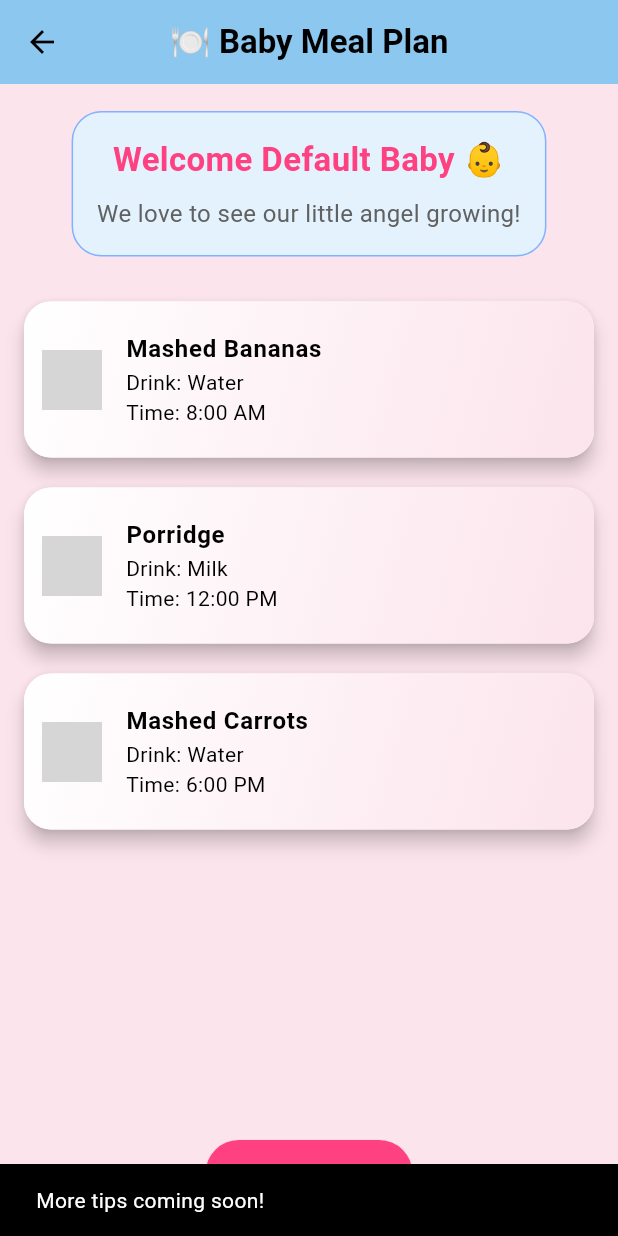
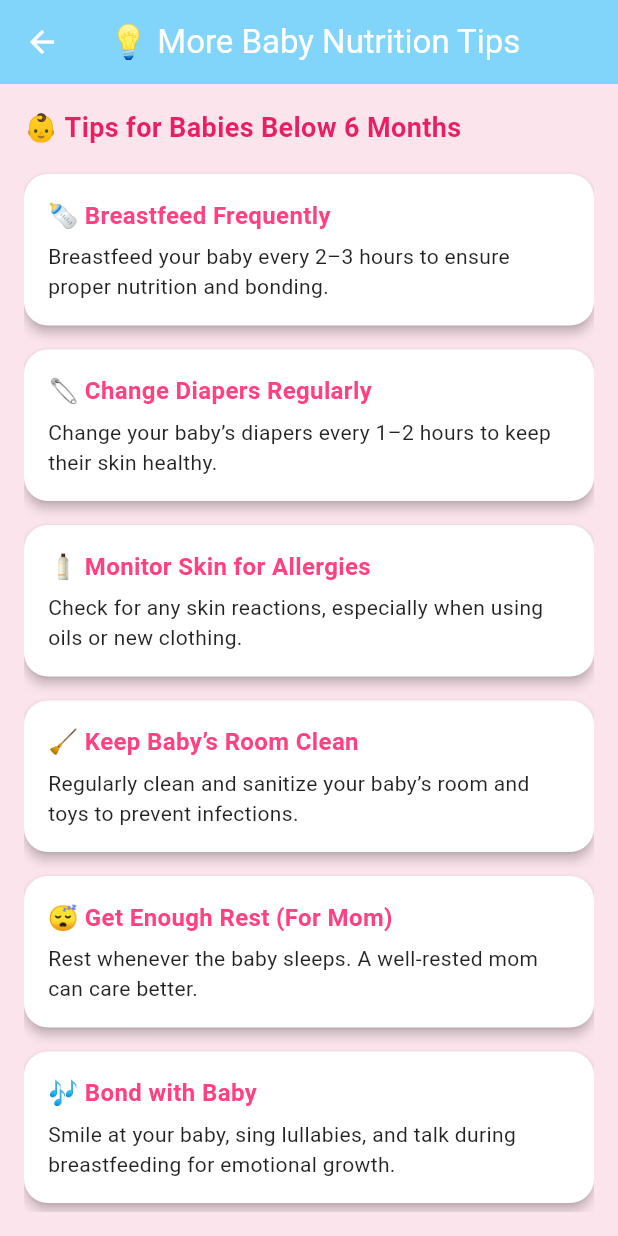
Before and after one commit to AnneTUYISHIME/nourish_baby_app2, a Flutter app: the MealPlanScreen screen opened by its route, after a tap on "More Tips", on a phone screen of 412 x 824 dp. Run offline on Flutter 3.47's test engine with Material 3 defaults, Android fonts, the light colour scheme and no system bars; our stand-ins replace fl_chart, sqflite; accounts and stored records are empty; grey boxes are pictures that could not be loaded.

Commit message:
addition of meal plan and more tips screens, navigation through screens

```diff
--- a/lib/main.dart
+++ b/lib/main.dart
@@ -9,6 +9,7 @@ import 'screens/db_helper.dart'; // Make sure you import DBHelper
 import 'screens/meal_plan.dart';
 
 void main() async {
+
   WidgetsFlutterBinding.ensureInitialized();
 
   // 🚨 Delete the old DB to force recreation (only once while testing)
@@ -24,6 +25,7 @@ void main() async {
   } catch (e) {
     print('❌ Error fetching baby profiles: $e');
   }*/
+
 
   runApp(MyApp());
 }
--- a/lib/screens/meal_plan.dart
+++ b/lib/screens/meal_plan.dart
@@ -1,4 +1,5 @@
 import 'package:flutter/material.dart';
+import 'more_tips.dart';
 
 class MealPlanScreen extends StatelessWidget {
   final String babyName;
@@ -8,13 +9,17 @@ class MealPlanScreen extends StatelessWidget {
 
   @override
   Widget build(BuildContext context) {
-    final List<Map<String, String>> meals = getMealsForAge(babyAgeMonths);
+    final bool isBabyOlder = babyAgeMonths >= 6;
+    final Map<String, List<Map<String, String>>> weeklyMeals = getWeeklyMeals(babyAgeMonths);
 
     return Scaffold(
       backgroundColor: Colors.pink[50],
       appBar: AppBar(
         backgroundColor: Colors.lightBlue[200],
-        title: Text("🍽️ Baby Meal Plan", style: TextStyle(fontWeight: FontWeight.bold)),
+        title: Text(
+          "🍽️ Baby Meal Plan",
+          style: TextStyle(fontWeight: FontWeight.bold, color: Colors.white),
+        ),
         centerTitle: true,
         elevation: 4,
       ),
@@ -43,11 +48,10 @@ class MealPlanScreen extends StatelessWidget {
                   ),
                   SizedBox(height: 8),
                   Text(
-                    "We love to see our little angel growing!",
-                    style: TextStyle(
-                      fontSize: 16,
-                      color: Colors.grey[700],
-                    ),
+                    isBabyOlder
+                        ? "Explore your baby's weekly meal plan 🍓"
+                        : "Breastmilk is the best for your baby! 💧",
+                    style: TextStyle(fontSize: 16, color: Colors.grey[700]),
                     textAlign: TextAlign.center,
                   ),
                 ],
@@ -55,17 +59,19 @@ class MealPlanScreen extends StatelessWidget {
             ),
             SizedBox(height: 20),
             Expanded(
-              child: ListView.builder(
-                itemCount: meals.length,
-                itemBuilder: (context, index) {
-                  final meal = meals[index];
+              child: isBabyOlder
+                  ? ListView(
+                      children: weeklyMeals.entries.map((entry) {
+                        String day = entry.key;
+                        List<Map<String, String>> meals = entry.value;
                         return Card(
-                    margin: EdgeInsets.symmetric(vertical: 10),
+                          margin: EdgeInsets.symmetric(vertical: 8),
                           shape: RoundedRectangleBorder(
                             borderRadius: BorderRadius.circular(18),
                           ),
                           elevation: 5,
                           child: Container(
+                            padding: EdgeInsets.all(16),
                             decoration: BoxDecoration(
                               borderRadius: BorderRadius.circular(18),
                               gradient: LinearGradient(
@@ -74,47 +80,67 @@ class MealPlanScreen extends StatelessWidget {
                                 end: Alignment.bottomRight,
                               ),
                             ),
-                      child: ListTile(
-                        contentPadding: EdgeInsets.all(12),
-                        leading: Image.asset(
-                          "assets/images/fruit_bowl.png", // 🍼 Update to your image name
-                          height: 40,
-                          width: 40,
-                          fit: BoxFit.contain,
+                            child: Column(
+                              crossAxisAlignment: CrossAxisAlignment.start,
+                              children: [
+                                Text(
+                                  "$day 🍴",
+                                  style: TextStyle(
+                                    fontSize: 18,
+                                    fontWeight: FontWeight.bold,
+                                    color: Colors.pinkAccent,
                                   ),
-                        title: Text(
-                          meal['food']!,
-                          style: TextStyle(fontWeight: FontWeight.bold),
                                 ),
-                        subtitle: Text(
-                          "Drink: ${meal['drink']!}\nTime: ${meal['time']!}",
+                                ...meals.map((meal) => Padding(
+                                      padding: const EdgeInsets.symmetric(vertical: 4),
+                                      child: Text(
+                                        "🍽 Food: ${meal['food']}\n🧃 Drink: ${meal['drink']}\n🍎 Fruit: ${meal['fruit']}\n⏰ Time: ${meal['time']}\n💊 Vitamin: ${meal['vitamin']}",
                                         style: TextStyle(fontSize: 14),
                                       ),
+                                    )),
+                              ],
                             ),
                           ),
                         );
-                },
+                      }).toList(),
+                    )
+                  : SingleChildScrollView(
+                      child: Column(
+                        crossAxisAlignment: CrossAxisAlignment.start,
+                        children: [
+                          Text(
+                            "👶 Baby under 6 months should only be breastfed every 2–3 hours. Warm water can help prevent constipation.",
+                            style: TextStyle(fontSize: 15, color: Colors.black87),
+                          ),
+                          SizedBox(height: 12),
+                          Text(
+                            "👩‍🍼 Mama Tips:\n• Eat enough fruits (e.g., bananas, papaya)\n• Drink 8+ glasses of water daily 💧\n• Enjoy balanced meals with greens and protein 🥦🍗",
+                            style: TextStyle(fontSize: 15, color: Colors.deepPurple),
+                          ),
+                        ],
+                      ),
                     ),
             ),
             SizedBox(height: 10),
            ElevatedButton.icon(
   onPressed: () {
-                ScaffoldMessenger.of(context).showSnackBar(
-                  SnackBar(
-                    content: Text("More tips coming soon!"),
-                  ),
+    Navigator.push(
+      context,
+      MaterialPageRoute(builder: (context) => MoreTipsScreen()),
     );
   },
   icon: Icon(Icons.lightbulb_outline),
   label: Text("More Tips"),
   style: ElevatedButton.styleFrom(
-                backgroundColor: Colors.pinkAccent,
+    backgroundColor: Colors.lightBlue[200],
+    foregroundColor: Colors.white,
     shape: RoundedRectangleBorder(
       borderRadius: BorderRadius.circular(30),
     ),
     padding: EdgeInsets.symmetric(horizontal: 24, vertical: 12),
   ),
 ),
+
             SizedBox(height: 10),
           ],
         ),
@@ -122,27 +148,74 @@ class MealPlanScreen extends StatelessWidget {
     );
   }
 
-  List<Map<String, String>> getMealsForAge(int ageMonths) {
-    if (ageMonths < 6) {
-      return [
+  Map<String, List<Map<String, String>>> getWeeklyMeals(int ageMonths) {
+    // Feeding interval depends on baby's age
+    String timeInterval = ageMonths < 12 ? "Every 3-4 hours" : "Every 4-5 hours";
+
+    return {
+      "Monday": [
         {
-          "food": "Breastmilk",
-          "drink": "Water (small sips)",
-          "time": "Every 2-3 hours",
+          "food": "Mashed Pumpkin",
+          "drink": "Water",
+          "fruit": "Apple Puree",
+          "vitamin": "Vitamin A",
+          "time": timeInterval,
         },
-      ];
-    } else if (ageMonths < 12) {
-      return [
-        {"food": "Mashed Bananas", "drink": "Water", "time": "8:00 AM"},
-        {"food": "Porridge", "drink": "Milk", "time": "12:00 PM"},
-        {"food": "Mashed Carrots", "drink": "Water", "time": "6:00 PM"},
-      ];
-    } else {
-      return [
-        {"food": "Rice + Beans", "drink": "Water", "time": "8:00 AM"},
-        {"food": "Pumpkin Soup", "drink": "Juice", "time": "12:30 PM"},
-        {"food": "Soft Fruits", "drink": "Milk", "time": "5:00 PM"},
-      ];
+      ],
+      "Tuesday": [
+        {
+          "food": "Porridge with Milk",
+          "drink": "Warm Water",
+          "fruit": "Mashed Banana",
+          "vitamin": "Iron-rich food",
+          "time": timeInterval,
+        },
+      ],
+      "Wednesday": [
+        {
+          "food": "Mashed Sweet Potato",
+          "drink": "Water",
+          "fruit": "Avocado Mash",
+          "vitamin": "Vitamin D",
+          "time": timeInterval,
+        },
+      ],
+      "Thursday": [
+        {
+          "food": "Soft Rice & Lentils",
+          "drink": "Diluted Juice",
+          "fruit": "Pear Puree",
+          "vitamin": "Iron",
+          "time": timeInterval,
+        },
+      ],
+      "Friday": [
+        {
+          "food": "Oats + Milk",
+          "drink": "Water",
+          "fruit": "Mashed Papaya",
+          "vitamin": "Zinc",
+          "time": timeInterval,
+        },
+      ],
+      "Saturday": [
+        {
+          "food": "Boiled Egg Yolk + Mashed Potato",
+          "drink": "Warm Water",
+          "fruit": "Strawberry Mash",
+          "vitamin": "Vitamin B12",
+          "time": timeInterval,
+        },
+      ],
+      "Sunday": [
+        {
+          "food": "Chicken Puree + Carrots",
+          "drink": "Water",
+          "fruit": "Mixed Fruit Puree",
+          "vitamin": "Protein",
+          "time": timeInterval,
+        },
+      ],
+    };
   }
 }
-}
--- /dev/null
+++ b/lib/screens/more_tips.dart
@@ -0,0 +1,127 @@
+import 'package:flutter/material.dart';
+
+class MoreTipsScreen extends StatelessWidget {
+  const MoreTipsScreen({super.key});
+
+  @override
+  Widget build(BuildContext context) {
+    return Scaffold(
+      backgroundColor: Colors.pink[50],
+      appBar: AppBar(
+  title: Text(
+    "💡 More Baby Nutrition Tips",
+    style: TextStyle(color: Colors.white),
+  ),
+  backgroundColor: Colors.lightBlue[200],
+  centerTitle: true,
+  iconTheme: IconThemeData(color: Colors.white), // Also makes the back button white
+),
+
+      body: Padding(
+        padding: const EdgeInsets.all(16.0),
+        child: ListView(
+          children: [
+            Text(
+              "👶 Tips for Babies Below 6 Months",
+              style: TextStyle(fontSize: 18, fontWeight: FontWeight.bold, color: Colors.pink),
+            ),
+            SizedBox(height: 10),
+            TipCard(
+              title: "🍼 Breastfeed Frequently",
+              tip: "Breastfeed your baby every 2–3 hours to ensure proper nutrition and bonding.",
+            ),
+            TipCard(
+              title: "🧷 Change Diapers Regularly",
+              tip: "Change your baby’s diapers every 1–2 hours to keep their skin healthy.",
+            ),
+            TipCard(
+              title: "🧴 Monitor Skin for Allergies",
+              tip: "Check for any skin reactions, especially when using oils or new clothing.",
+            ),
+            TipCard(
+              title: "🧹 Keep Baby’s Room Clean",
+              tip: "Regularly clean and sanitize your baby’s room and toys to prevent infections.",
+            ),
+            TipCard(
+              title: "😴 Get Enough Rest (For Mom)",
+              tip: "Rest whenever the baby sleeps. A well-rested mom can care better.",
+            ),
+            TipCard(
+              title: "🎶 Bond with Baby",
+              tip: "Smile at your baby, sing lullabies, and talk during breastfeeding for emotional growth.",
+            ),
+            TipCard(
+              title: "🏃‍♀️ Gentle Exercises",
+              tip: "Do light exercises or stretching to stay healthy and energized.",
+            ),
+            TipCard(
+              title: "🍼 Exclusive Breastfeeding",
+              tip: "Avoid mixing food. Exclusively breastfeed up to 6 months before introducing solids.",
+            ),
+
+            SizedBox(height: 24),
+            Text(
+              "👶 Tips for Babies Above 6 Months",
+              style: TextStyle(fontSize: 18, fontWeight: FontWeight.bold, color: Colors.pink),
+            ),
+            SizedBox(height: 10),
+            TipCard(
+              title: "🍼 When to Introduce Solids",
+              tip: "Begin around 6 months. Start with soft pureed veggies like pumpkin, sweet potatoes, and carrots.",
+            ),
+            TipCard(
+              title: "🚫 Foods to Avoid",
+              tip: "Avoid honey (risk of botulism), whole nuts, added salt/sugar, and cow milk before 1 year.",
+            ),
+            TipCard(
+              title: "💧 Fluids Matter",
+              tip: "Offer sips of water during meals after 6 months. Avoid juice or sugary drinks.",
+            ),
+            TipCard(
+              title: "🥦 Iron-Rich Foods",
+              tip: "Include lentils, fortified cereals, egg yolks, and pureed meats to support growth.",
+            ),
+            TipCard(
+              title: "🧠 Brain Boosters",
+              tip: "Avocados, fish (no bones), and breastmilk help brain development.",
+            ),
+          ],
+        ),
+      ),
+    );
+  }
+}
+
+class TipCard extends StatelessWidget {
+  final String title;
+  final String tip;
+
+  const TipCard({required this.title, required this.tip});
+
+  @override
+  Widget build(BuildContext context) {
+    return Card(
+      margin: EdgeInsets.symmetric(vertical: 8),
+      elevation: 3,
+      shape: RoundedRectangleBorder(borderRadius: BorderRadius.circular(16)),
+      child: Padding(
+        padding: const EdgeInsets.all(16.0),
+        child: Column(
+          crossAxisAlignment: CrossAxisAlignment.start,
+          children: [
+            Text(
+              title,
+              style:
+                  TextStyle(fontSize: 16, fontWeight: FontWeight.bold, color: Colors.pinkAccent),
+            ),
+            SizedBox(height: 6),
+            Text(
+              tip,
+              style: TextStyle(fontSize: 14, color: Colors.black87),
+            ),
+          ],
+        ),
+      ),
+    );
+  }
+}
```
Lines whose indentation alone changed are shown as unchanged.
